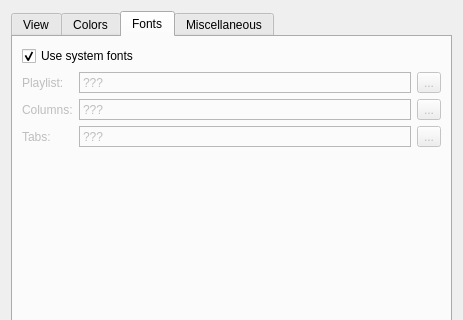
Above: qmmp-plugin-pack/src/Ui/qsui/forms/qsuisettings.ui from djdron/qmmp before the change; both pictures show x 0 to 463 and y 0 to 320 of the 463 by 483 pixel window. Below: the same form after it.
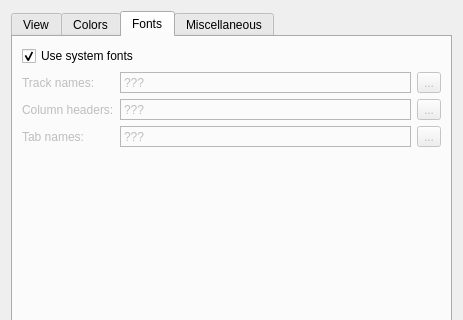
That is the form after the change. The open tabs and pages were chosen to show the change. Custom widgets are drawn as their Qt base class.

Commit message: fixed English translation

```diff
--- a/qmmp-plugin-pack/src/Ui/qsui/forms/qsuisettings.ui
+++ b/qmmp-plugin-pack/src/Ui/qsui/forms/qsuisettings.ui
@@ -752,14 +752,8 @@
               <verstretch>0</verstretch>
              </sizepolicy>
             </property>
-            <property name="maximumSize">
-             <size>
-              <width>80</width>
-              <height>16777215</height>
-             </size>
-            </property>
             <property name="text">
-             <string>Playlist:</string>
+             <string>Track names:</string>
             </property>
             <property name="alignment">
              <set>Qt::AlignLeading|Qt::AlignLeft|Qt::AlignVCenter</set>
@@ -800,14 +794,8 @@
               <verstretch>0</verstretch>
              </sizepolicy>
             </property>
-            <property name="maximumSize">
-             <size>
-              <width>80</width>
-              <height>16777215</height>
-             </size>
-            </property>
             <property name="text">
-             <string>Columns:</string>
+             <string>Column headers:</string>
             </property>
             <property name="alignment">
              <set>Qt::AlignLeading|Qt::AlignLeft|Qt::AlignVCenter</set>
@@ -848,14 +836,8 @@
               <verstretch>0</verstretch>
              </sizepolicy>
             </property>
-            <property name="maximumSize">
-             <size>
-              <width>80</width>
-              <height>16777215</height>
-             </size>
-            </property>
             <property name="text">
-             <string>Tabs:</string>
+             <string>Tab names:</string>
             </property>
             <property name="alignment">
              <set>Qt::AlignLeading|Qt::AlignLeft|Qt::AlignVCenter</set>
```
Left out of the diff: 42 changed lines with no effect on the pictures. The commit also changes 2 other files.
